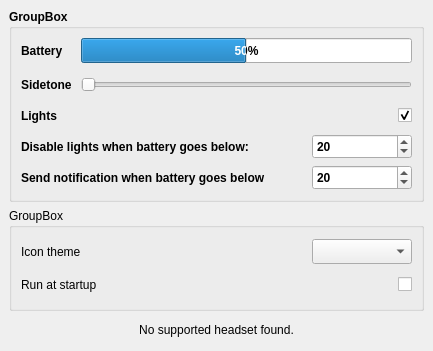
Above: src/designer/ui_mainwindow.ui from Odizinne/HeadsetControl-Qt before the change. Below: the same form after it.
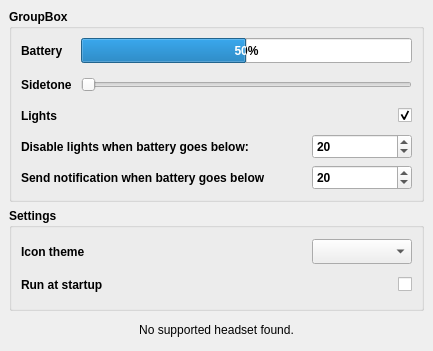
That is the form after the change.

What changed in the file:
```diff
--- a/src/designer/ui_mainwindow.ui
+++ b/src/designer/ui_mainwindow.ui
@@ -241,8 +241,22 @@
         <height>0</height>
        </size>
       </property>
+      <property name="font">
+       <font>
+        <bold>true</bold>
+       </font>
+      </property>
+      <property name="layoutDirection">
+       <enum>Qt::LayoutDirection::LeftToRight</enum>
+      </property>
+      <property name="autoFillBackground">
+       <bool>false</bool>
+      </property>
       <property name="title">
-       <string>GroupBox</string>
+       <string>Settings</string>
+      </property>
+      <property name="alignment">
+       <set>Qt::AlignmentFlag::AlignLeading|Qt::AlignmentFlag::AlignLeft|Qt::AlignmentFlag::AlignTop</set>
       </property>
       <layout class="QGridLayout" name="gridLayout_3">
        <item row="0" column="0">
```
